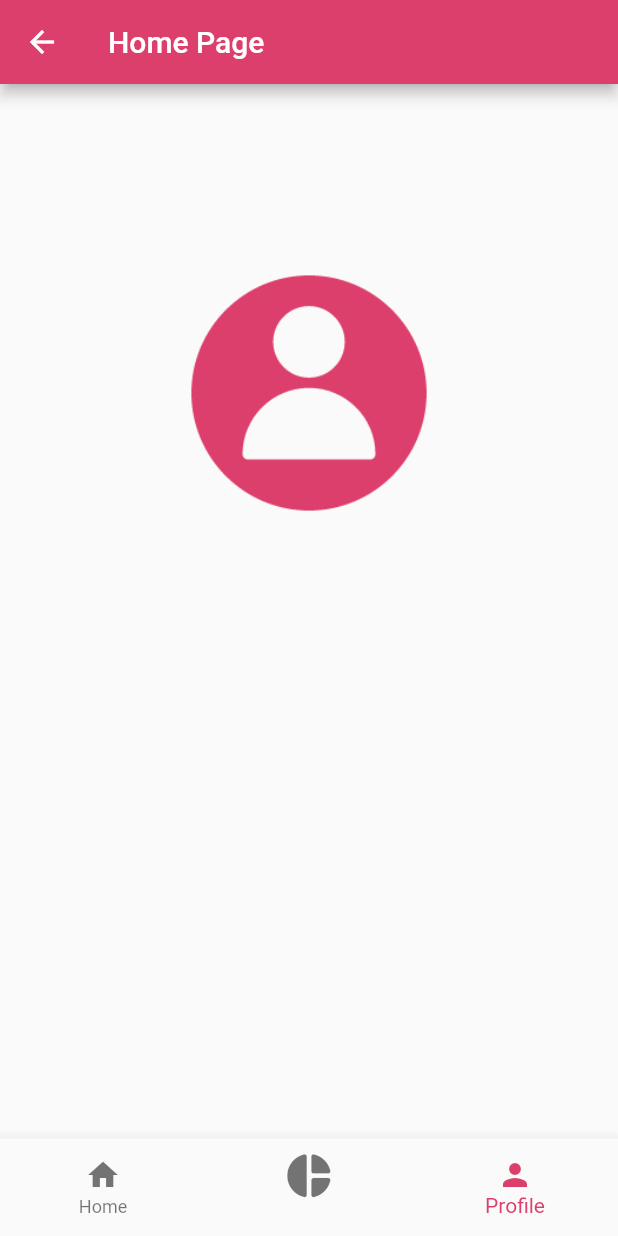
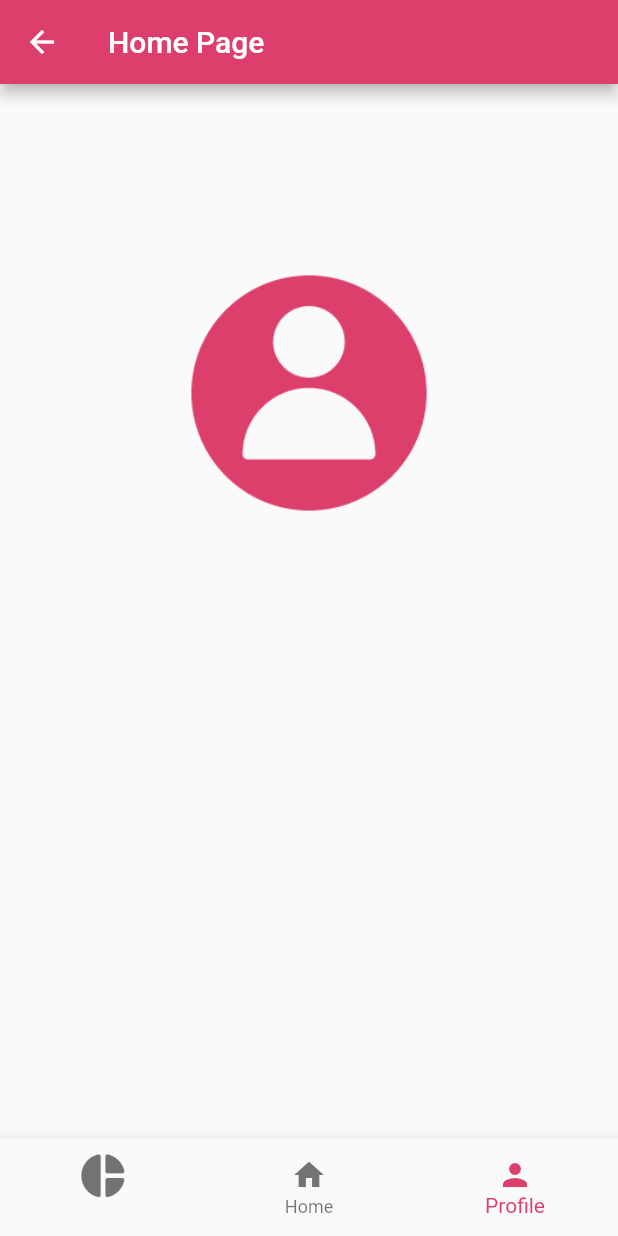
Before and after one commit to bikraj2/Kharcha, a Flutter app: the HomeScreen screen opened directly, item 3 of the bottom bar chosen, on a phone screen of 412 x 824 dp. Run offline on Flutter 3.47's test engine with Material 2 defaults, Android fonts, the phone set to English and light mode, and no system bars; our stand-ins replace dio, fluttertoast, pie_chart.

Commit message:
final changes

```diff
--- a/lib/screens/home_page.dart
+++ b/lib/screens/home_page.dart
@@ -1,5 +1,6 @@
 import 'package:demo2/screens/top_card.dart';
 import 'package:flutter/material.dart';
+import 'package:pie_chart/pie_chart.dart';
 
 import '../theme/theme.dart';
 
@@ -12,6 +13,9 @@ class HomeScreen extends StatefulWidget {
 class _HomeScreenState extends State<HomeScreen> {
   int _currentIndex = 0;
   final tabs = [
+    const Center(
+      child: Text('Graphs'),
+    ),
     Column(children: [
       SizedBox(
         height: 10,
@@ -98,7 +102,6 @@ class _HomeScreenState extends State<HomeScreen> {
                     ),
                   )))),
     ]),
-    const Center(child: Text("Graphs")),
     Center(
         child: Column(
       children: [
@@ -125,15 +128,15 @@ class _HomeScreenState extends State<HomeScreen> {
         showUnselectedLabels: true,
         items: const [
           BottomNavigationBarItem(
-            icon: Icon(Icons.home),
-            label: 'Home',
-          ),
-          BottomNavigationBarItem(
             icon: Icon(
               Icons.pie_chart_rounded,
               size: 35,
             ),
             label: '',
+          ),
+          BottomNavigationBarItem(
+            icon: Icon(Icons.home),
+            label: 'Home',
           ),
           BottomNavigationBarItem(
             icon: Icon(Icons.person),
--- a/pubspec.yaml
+++ b/pubspec.yaml
@@ -33,6 +33,7 @@ dependencies:
   fluttertoast: any
   flutter_map: ^2.1.0
   bubbled_navigation_bar: ^0.0.4
+  pie_chart: ^5.3.2
 
   # The following adds the Cupertino Icons font to your application.
   # Use with the CupertinoIcons class for iOS style icons.
```
Also changed, not shown: pubspec.lock.
